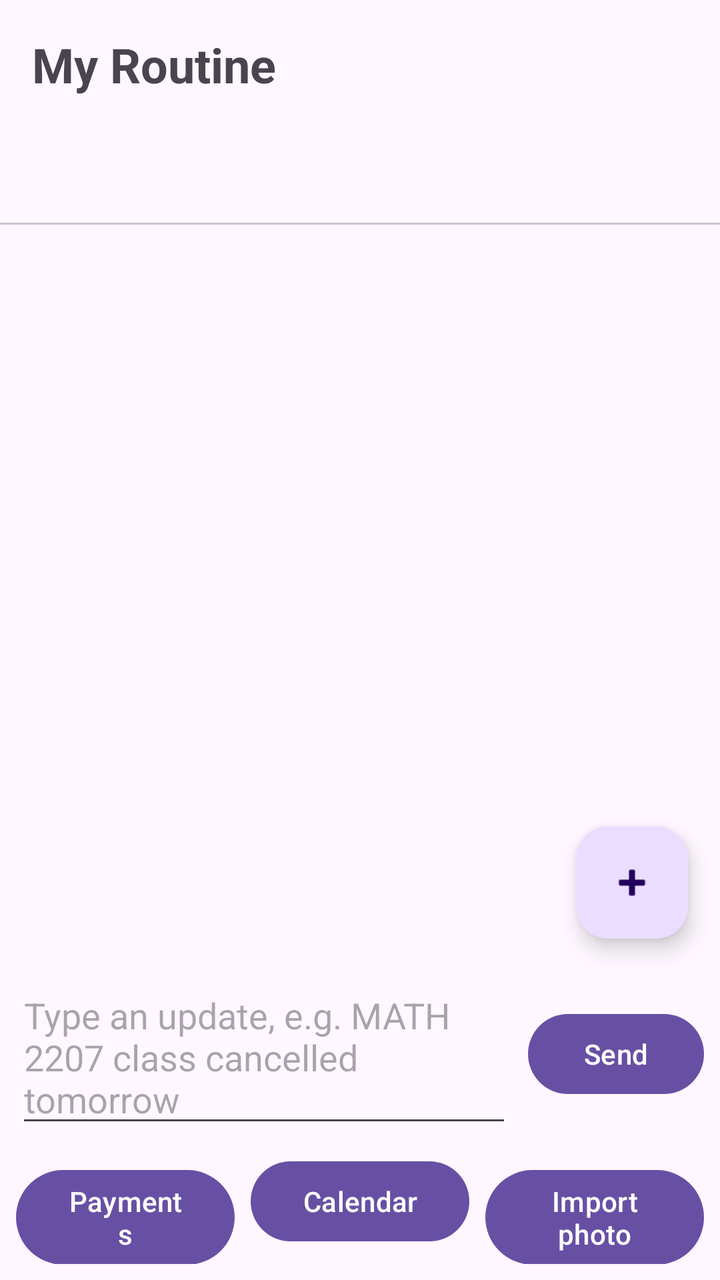
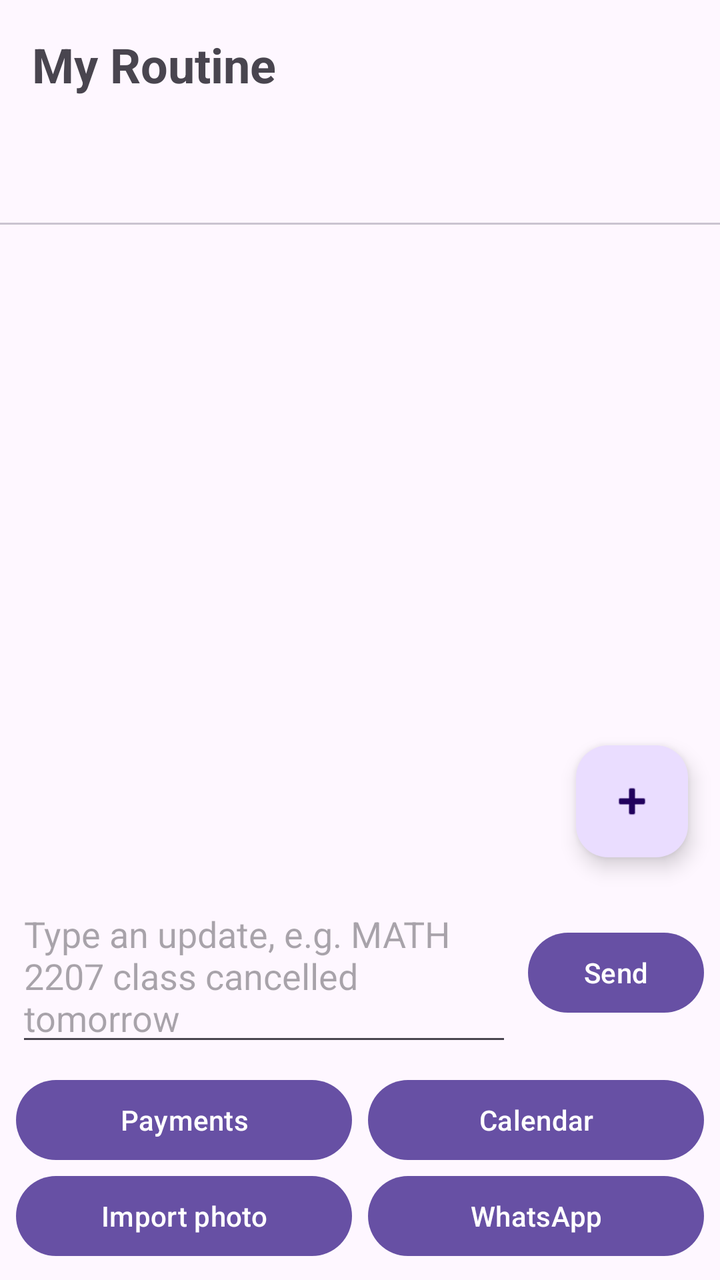

Before-and-after screenshots of an Android layout around one commit, followed by the original layout XML and the change that was made.
<!-- AndroidManifest.xml: application theme Theme.Fluxora -->
<!-- res/layout/activity_main.xml -->
<?xml version="1.0" encoding="utf-8"?>
<androidx.constraintlayout.widget.ConstraintLayout
    xmlns:android="http://schemas.android.com/apk/res/android"
    xmlns:app="http://schemas.android.com/apk/res-auto"
    android:id="@+id/main"
    android:layout_width="match_parent"
    android:layout_height="match_parent">

    <TextView
        android:id="@+id/tvHeader"
        android:layout_width="0dp"
        android:layout_height="wrap_content"
        android:padding="16dp"
        android:text="My Routine"
        android:textSize="24sp"
        android:textStyle="bold"
        app:layout_constraintTop_toTopOf="parent"
        app:layout_constraintStart_toStartOf="parent"
        app:layout_constraintEnd_toEndOf="parent" />

    <com.google.android.material.tabs.TabLayout
        android:id="@+id/tabDays"
        android:layout_width="0dp"
        android:layout_height="wrap_content"
        app:tabMode="scrollable"
        app:layout_constraintTop_toBottomOf="@id/tvHeader"
        app:layout_constraintStart_toStartOf="parent"
        app:layout_constraintEnd_toEndOf="parent" />

    <androidx.recyclerview.widget.RecyclerView
        android:id="@+id/rvEvents"
        android:layout_width="0dp"
        android:layout_height="0dp"
        android:clipToPadding="false"
        android:padding="8dp"
        app:layout_constraintTop_toBottomOf="@id/tabDays"
        app:layout_constraintBottom_toTopOf="@id/chatBar"
        app:layout_constraintStart_toStartOf="parent"
        app:layout_constraintEnd_toEndOf="parent" />

    <TextView
        android:id="@+id/tvEmpty"
        android:layout_width="wrap_content"
        android:layout_height="wrap_content"
        android:text="No classes on this day"
        android:visibility="gone"
        app:layout_constraintTop_toTopOf="@id/rvEvents"
        app:layout_constraintBottom_toBottomOf="@id/rvEvents"
        app:layout_constraintStart_toStartOf="@id/rvEvents"
        app:layout_constraintEnd_toEndOf="@id/rvEvents" />

    <LinearLayout
        android:id="@+id/chatBar"
        android:layout_width="0dp"
        android:layout_height="wrap_content"
        android:gravity="center_vertical"
        android:orientation="horizontal"
        android:paddingStart="8dp"
        android:paddingEnd="8dp"
        app:layout_constraintBottom_toTopOf="@id/bottomBar"
        app:layout_constraintStart_toStartOf="parent"
        app:layout_constraintEnd_toEndOf="parent">

        <EditText
            android:id="@+id/etChat"
            android:layout_width="0dp"
            android:layout_height="wrap_content"
            android:layout_weight="1"
            android:hint="Type an update, e.g. MATH 2207 class cancelled tomorrow"
            android:inputType="textCapSentences|textMultiLine"
            android:maxLines="3" />

        <Button
            android:id="@+id/btnSend"
            android:layout_width="wrap_content"
            android:layout_height="wrap_content"
            android:layout_marginStart="8dp"
            android:text="Send" />
    </LinearLayout>

    <LinearLayout
        android:id="@+id/bottomBar"
        android:layout_width="0dp"
        android:layout_height="wrap_content"
        android:orientation="horizontal"
        android:padding="8dp"
        app:layout_constraintBottom_toBottomOf="parent"
        app:layout_constraintStart_toStartOf="parent"
        app:layout_constraintEnd_toEndOf="parent">

        <Button
            android:id="@+id/btnPayments"
            android:layout_width="0dp"
            android:layout_height="wrap_content"
            android:layout_weight="1"
            android:text="Payments" />

        <Button
            android:id="@+id/btnAttendance"
            android:layout_width="0dp"
            android:layout_height="wrap_content"
            android:layout_marginStart="8dp"
            android:layout_weight="1"
            android:text="Calendar" />

        <Button
            android:id="@+id/btnImport"
            android:layout_width="0dp"
            android:layout_height="wrap_content"
            android:layout_marginStart="8dp"
            android:layout_weight="1"
            android:text="Import photo" />
    </LinearLayout>

    <com.google.android.material.floatingactionbutton.FloatingActionButton
        android:id="@+id/fabAdd"
        android:layout_width="wrap_content"
        android:layout_height="wrap_content"
        android:layout_margin="16dp"
        android:src="@android:drawable/ic_input_add"
        app:layout_constraintBottom_toTopOf="@id/chatBar"
        app:layout_constraintEnd_toEndOf="parent" />
</androidx.constraintlayout.widget.ConstraintLayout>
<!-- resources referenced by this layout -->
<resources>
  <style name="Theme.Fluxora" parent="Base.Theme.Fluxora" />
  <style name="Base.Theme.Fluxora" parent="Theme.Material3.DayNight.NoActionBar">
          
          
      </style>
</resources>

<!-- the commit's change to res/layout/activity_main.xml (unified diff, before → after) -->
@@ -82,34 +82,53 @@
         android:id="@+id/bottomBar"
         android:layout_width="0dp"
         android:layout_height="wrap_content"
-        android:orientation="horizontal"
+        android:orientation="vertical"
         android:padding="8dp"
         app:layout_constraintBottom_toBottomOf="parent"
         app:layout_constraintStart_toStartOf="parent"
         app:layout_constraintEnd_toEndOf="parent">
 
-        <Button
-            android:id="@+id/btnPayments"
-            android:layout_width="0dp"
+        <LinearLayout
+            android:layout_width="match_parent"
             android:layout_height="wrap_content"
-            android:layout_weight="1"
-            android:text="Payments" />
+            android:orientation="horizontal">
 
-        <Button
-            android:id="@+id/btnAttendance"
-            android:layout_width="0dp"
+            <Button
+                android:id="@+id/btnPayments"
+                android:layout_width="0dp"
+                android:layout_height="wrap_content"
+                android:layout_weight="1"
+                android:text="Payments" />
+
+            <Button
+                android:id="@+id/btnAttendance"
+                android:layout_width="0dp"
+                android:layout_height="wrap_content"
+                android:layout_marginStart="8dp"
+                android:layout_weight="1"
+                android:text="Calendar" />
+        </LinearLayout>
+
+        <LinearLayout
+            android:layout_width="match_parent"
             android:layout_height="wrap_content"
-            android:layout_marginStart="8dp"
-            android:layout_weight="1"
-            android:text="Calendar" />
+            android:orientation="horizontal">
 
-        <Button
-            android:id="@+id/btnImport"
-            android:layout_width="0dp"
-            android:layout_height="wrap_content"
-            android:layout_marginStart="8dp"
-            android:layout_weight="1"
-            android:text="Import photo" />
+            <Button
+                android:id="@+id/btnImport"
+                android:layout_width="0dp"
+                android:layout_height="wrap_content"
+                android:layout_weight="1"
+                android:text="Import photo" />
+
+            <Button
+                android:id="@+id/btnWhatsApp"
+                android:layout_width="0dp"
+                android:layout_height="wrap_content"
+                android:layout_marginStart="8dp"
+                android:layout_weight="1"
+                android:text="WhatsApp" />
+        </LinearLayout>
     </LinearLayout>
 
     <com.google.android.material.floatingactionbutton.FloatingActionButton
